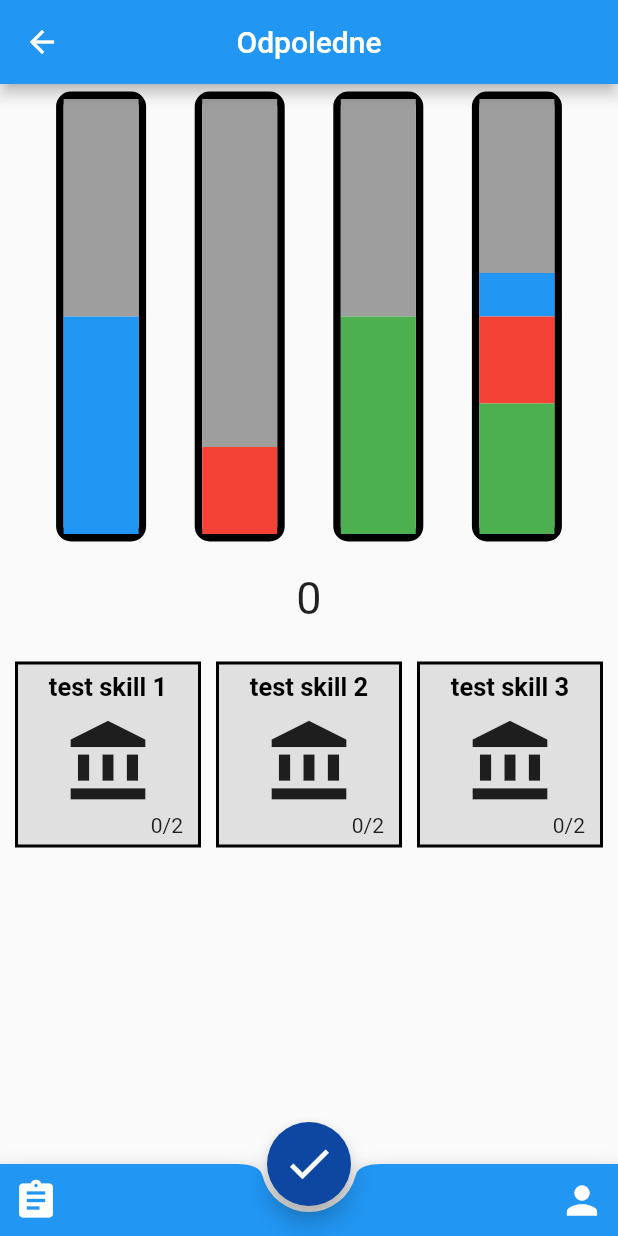
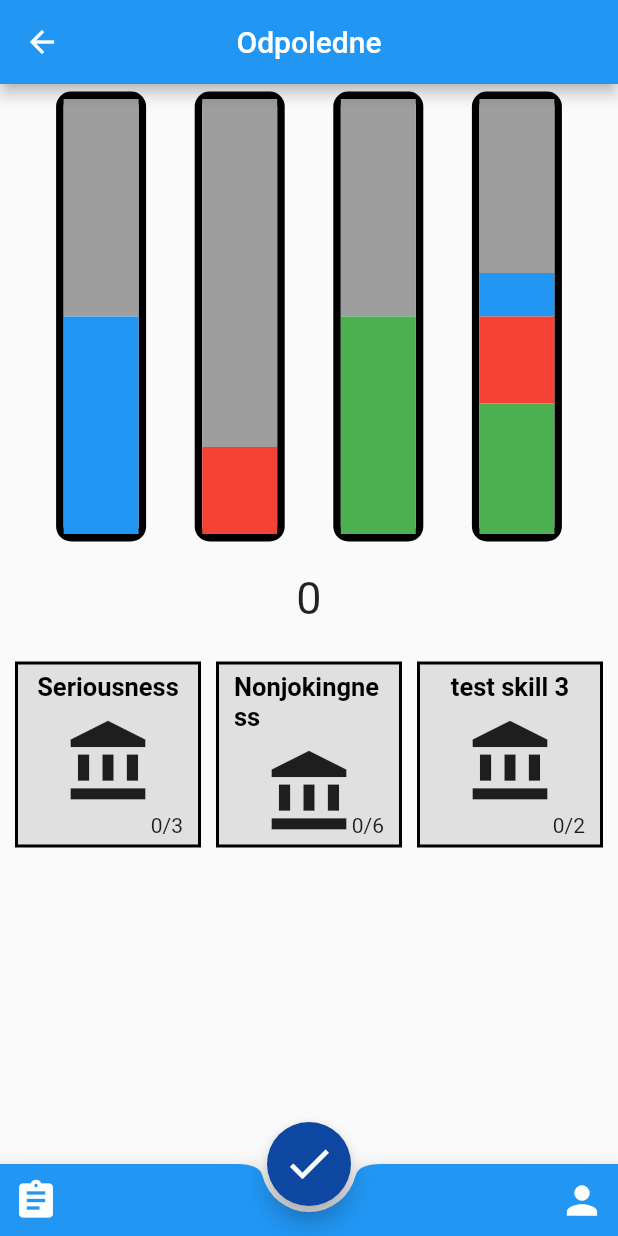
Before and after one commit to sawduststudios/gvp_sim, a Flutter app: the ProfilePage screen opened by its route, on a phone screen of 412 x 824 dp. Run offline on Flutter 3.47's test engine with Material 2 defaults, Android fonts, the phone set to English and light mode, and no system bars; our stand-ins replace flutter_slidable, moor, moor_flutter; missing offline and left inert: swipedetector; generated files the repository leaves out were written again.

Commit message:
databaze, switchovani skillu

```diff
--- a/lib/EncounterEnd.dart
+++ b/lib/EncounterEnd.dart
@@ -13,12 +13,17 @@ class EncounterEnd extends StatelessWidget {
 
     void EncounterSubmit() {
       GameData gameData = Provider.of<GameData>(context, listen: false);
+
       gameData.resetDailyHours();
       print(gameData.sleep);
       gameData.dailyHours = 5;
       print(gameData.sleep);
+
       gameData.currentChanges = {'sleep': 0, 'money': 0, 'happiness': 0,
         'peerPopularity': 0,'parentPopularity': 0,'teacherPopularity': 0, 'skillsUnlocked': []};
+
+      gameData.savedPosition['page'] = '/ProfilePage';
+
       gameData.saveToDatabase(Provider.of<AppDatabase>(context, listen: false));
       Navigator.pushNamedAndRemoveUntil(context, "/ProfilePage", ModalRoute.withName("/"));
     }
--- a/lib/gameData.dart
+++ b/lib/gameData.dart
@@ -3,7 +3,7 @@ import 'database/moor_database.dart';
 
 //todo: uložit jména skillů ve skillboxu
 class GameData with ChangeNotifier {
-  Map currentChanges = {
+  Map<String, dynamic> currentChanges = {
     'sleep': 0,
     'money': 0,
     'happiness': 0,
@@ -11,6 +11,9 @@ class GameData with ChangeNotifier {
     'parentPopularity': 0,
     'teacherPopularity': 0,
     'skillsUnlocked' : [],
+  };
+  Map<String, String> savedPosition = {
+    'page': "/Encounter",
   };
 
   int _sleep = 50;
@@ -21,19 +24,21 @@ class GameData with ChangeNotifier {
   int _teacherPopularity = 30;
   List<Skill> _activeSkills = [
     Skill(
-        name: 'test skill 1',
-        iconName: 'dummyicon',
-        available: true,
-        currentHours: 0,
-        currentLevel: 0,
-        levelUp: [2,4]),
+      name: "Seriousness",
+      iconName: "guitar",
+      currentHours: 0,
+      currentLevel: 0,
+      levelUp: [3,5,7],
+      available: true,
+    ),
     Skill(
-        name: 'test skill 2',
-        iconName: 'dummyicon',
-        available: true,
-        currentHours: 0,
-        currentLevel: 0,
-        levelUp: [2,4]),
+      name: "Nonjokingness",
+      iconName: "guitar",
+      currentHours: 0,
+      currentLevel: 0,
+      levelUp: [6,10,13],
+      available: true,
+    ),
     Skill(
         name: 'test skill 3',
         iconName: 'dummyicon',
@@ -171,6 +176,7 @@ class GameData with ChangeNotifier {
       activeSkill1: _activeSkills[0].name,
       activeSkill2: _activeSkills[1].name,
       activeSkill3: _activeSkills[2].name,
+      savedPosition: savedPosition,
     );
 
     if ((await db.getAllGameData()).length == 1) {
--- a/lib/homePage.dart
+++ b/lib/homePage.dart
@@ -55,10 +55,10 @@ class HomePage extends StatelessWidget {
               ),
               onPressed: () {
                 AppDatabase db = Provider.of<AppDatabase>(context, listen: false);
-                GameData _gameData = Provider.of<GameData>(context, listen: false);
+                GameData gameData = Provider.of<GameData>(context, listen: false);
                 //_gameData.sleep = 30;
-                _gameData.loadFromDatabase(db);
-                Navigator.pushNamed(context, '/Encounter');},
+                gameData.loadFromDatabase(db);
+                Navigator.pushNamed(context, gameData.savedPosition['page']);},
             ),
             SizedBox(
               height: 30,
--- a/lib/profilePage.dart
+++ b/lib/profilePage.dart
@@ -23,6 +23,7 @@ class _ProfilePageState extends State<ProfilePage> {
 
   void ProfilePageSubmit() {
     GameData gameData = Provider.of<GameData>(context, listen: false);
+    //pokud nemam sleep, umru
     if(gameData.sleep <= 0) {
       print('GAME OVER, usnul jsi');
     }
@@ -37,6 +38,8 @@ class _ProfilePageState extends State<ProfilePage> {
       lvlUpSkill(0);
       lvlUpSkill(1);
       lvlUpSkill(2);
+
+      gameData.savedPosition['page'] = '/Encounter';
 
       gameData.saveToDatabase(Provider.of<AppDatabase>(context, listen: false));
       Navigator.pushReplacementNamed(context, "/Encounter");
@@ -111,7 +114,6 @@ class _ProfilePageState extends State<ProfilePage> {
         backgroundColor: Colors.blue[900],
         onPressed: () {
           ProfilePageSubmit();
-
         },
       ),
       floatingActionButtonLocation: FloatingActionButtonLocation.centerDocked,
```
Also changed, not shown: lib/SkillChanger.dart (added, +74 -0 lines), lib/database/dataStorage.dart (+17 -1 lines), lib/database/moor_database.dart (+25 -30 lines), lib/skill_page.dart (+18 -5 lines), lib/database/moor_database.g.dart.
